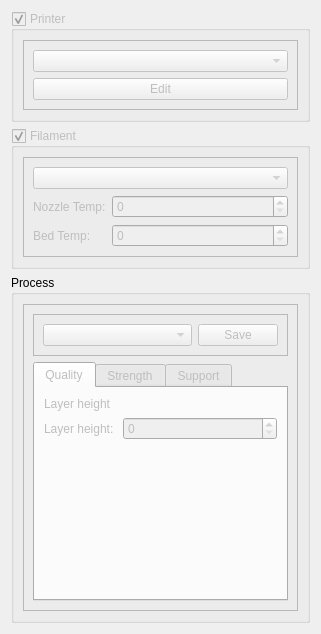
The window that gui/tabs/prepare/SettingsMenuWidget/settingsmenuwidget.ui (gbeck139/octopus) describes before a commit, drawn with Qt 5.
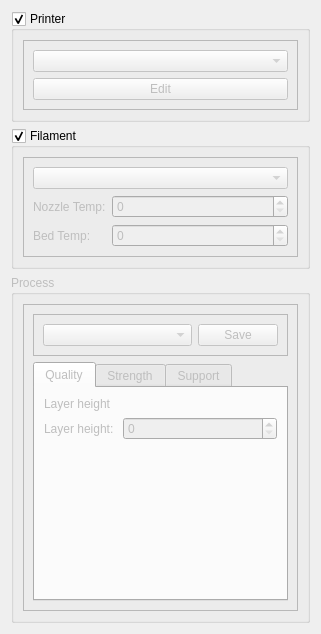
The same window after the commit.

Commit message: Enabled/Disabled some stuff

Diff of the .ui file:
```diff
--- a/gui/tabs/prepare/SettingsMenuWidget/settingsmenuwidget.ui
+++ b/gui/tabs/prepare/SettingsMenuWidget/settingsmenuwidget.ui
@@ -17,7 +17,7 @@
    <item>
     <widget class="QGroupBox" name="printerSettings">
      <property name="enabled">
-      <bool>false</bool>
+      <bool>true</bool>
      </property>
      <property name="title">
       <string>Printer</string>
@@ -61,7 +61,7 @@
    <item>
     <widget class="QGroupBox" name="filamentSettings">
      <property name="enabled">
-      <bool>false</bool>
+      <bool>true</bool>
      </property>
      <property name="title">
       <string>Filament</string>
@@ -132,6 +132,9 @@
    </item>
    <item>
     <widget class="QGroupBox" name="processSettings">
+     <property name="enabled">
+      <bool>false</bool>
+     </property>
      <property name="title">
       <string>Process</string>
      </property>
```
Left out of the diff: 2 changed lines with no effect on the pictures.
